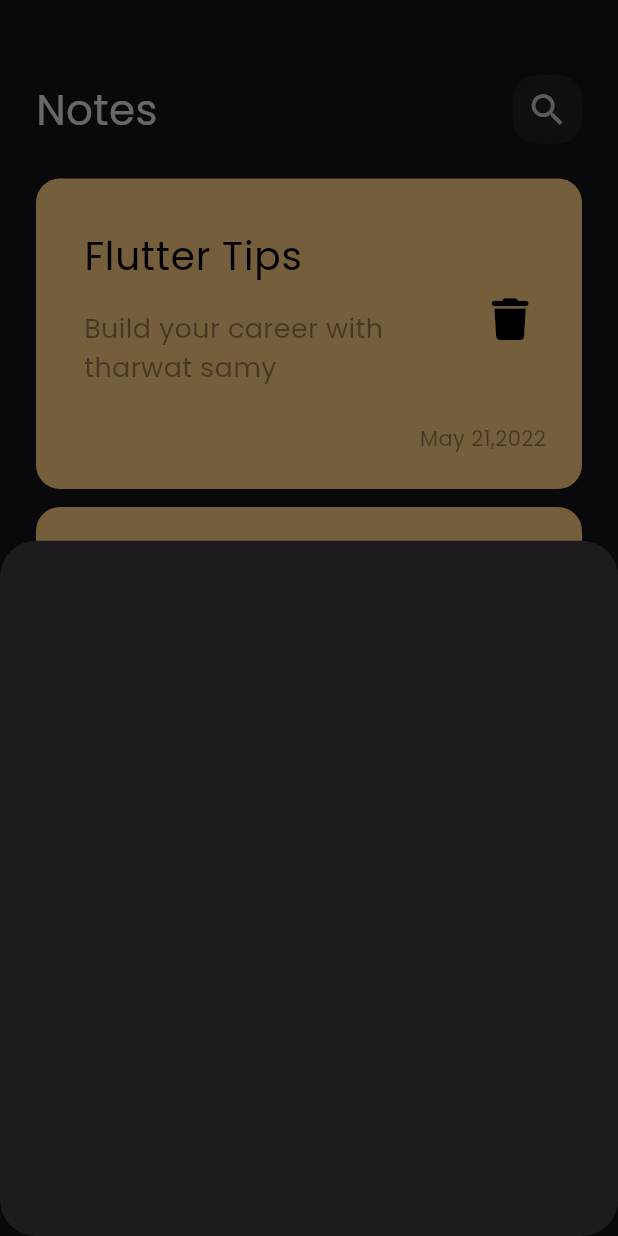
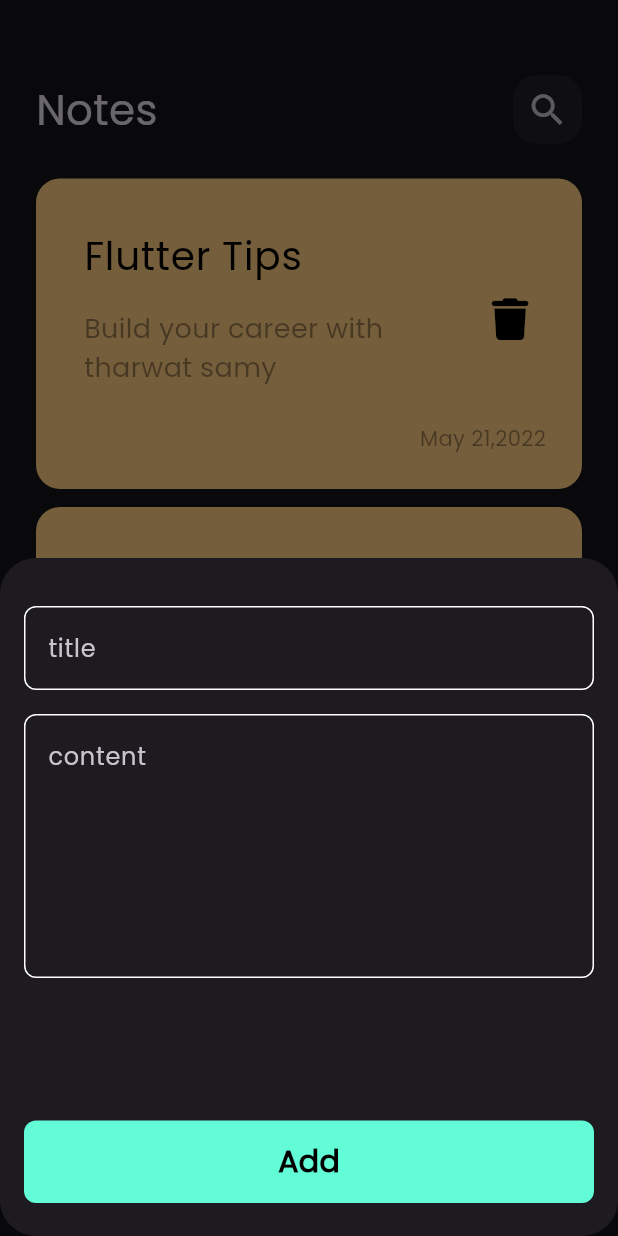
Before and after one commit to amany124/notes_app, a Flutter app: the screen it shows after launch, after a tap on the "add" icon, on a phone screen of 412 x 824 dp. Run offline on Flutter 3.47's test engine with Material 3 defaults, Android fonts, the phone set to English and light mode, and no system bars; our stand-ins replace font_awesome_flutter.

Commit message:
finish bottom sheet

```diff
--- a/lib/main.dart
+++ b/lib/main.dart
@@ -5,7 +5,7 @@ void main() {
   runApp(const notesApp());
 }
 
-class notesApp extends StatelessWidget {
+ class notesApp extends StatelessWidget {
   const notesApp({super.key});
 
   @override
--- /dev/null
+++ b/lib/widgets/constants.dart
@@ -0,0 +1,4 @@
+
+import 'package:flutter/material.dart';
+
+const kPrimaryColor =  Color(0xff62FCD7);
--- /dev/null
+++ b/lib/widgets/custom_button.dart
@@ -0,0 +1,29 @@
+import 'package:flutter/material.dart';
+import 'package:notes_app/widgets/constants.dart';
+
+class customButton extends StatelessWidget {
+  const customButton({super.key});
+
+  @override
+  Widget build(BuildContext context) {
+    return Container(
+      width: MediaQuery.of(context).size.width,
+      height: 55,
+      decoration: BoxDecoration(
+          color: kPrimaryColor,
+          borderRadius: BorderRadius.circular(
+            8,
+          )),
+      child: const Center(
+        child: Text(
+          'Add',
+          style: TextStyle(
+            color: Colors.black,
+            fontWeight: FontWeight.bold,
+            fontSize: 20,
+          ),
+        ),
+      ),
+    );
+  }
+}
--- /dev/null
+++ b/lib/widgets/custom_textfield.dart
@@ -0,0 +1,28 @@
+import 'package:flutter/material.dart';
+import 'package:notes_app/widgets/constants.dart';
+
+class customTextField extends StatelessWidget {
+  const customTextField({super.key, required this.hint, this.maxLines = 1});
+  final String hint;
+  final int maxLines;
+  @override
+  Widget build(BuildContext context) {
+    return TextField(
+      cursorColor: kPrimaryColor,
+      maxLines: maxLines,
+      decoration: InputDecoration(
+        hintText: hint,
+        enabledBorder: OutlineInputBorder(
+            borderRadius: BorderRadius.circular(
+              8,
+            ),
+            borderSide: BorderSide(color: Colors.white)),
+        focusedBorder: OutlineInputBorder(
+            borderRadius: BorderRadius.circular(
+              8,
+            ),
+            borderSide: BorderSide(color: kPrimaryColor)),
+      ),
+    );
+  }
+}
--- a/lib/widgets/note_bottom_sheet_body.dart
+++ b/lib/widgets/note_bottom_sheet_body.dart
@@ -1,12 +1,40 @@
- import 'package:flutter/material.dart';
+import 'package:flutter/material.dart';
+import 'package:notes_app/widgets/custom_button.dart';
+import 'package:notes_app/widgets/custom_textfield.dart';
 
-class noteBootomSheetBody
- extends StatelessWidget {
-  const noteBootomSheetBody
-  ({super.key});
+class noteBootomSheetBody extends StatelessWidget {
+  const noteBootomSheetBody({super.key});
 
   @override
   Widget build(BuildContext context) {
-    return Container();
+    return Padding(
+      padding: const EdgeInsets.symmetric(horizontal: 16),
+      child: SingleChildScrollView(
+        child: Column(
+          children: [
+            SizedBox(
+              height: 32,
+            ),
+            customTextField(
+              hint: 'title',
+            ),
+            SizedBox(
+              height: 16,
+            ),
+            customTextField(
+              hint: 'content',
+              maxLines: 6,
+            ),
+            SizedBox(
+              height: 95,
+            ),
+            customButton(),
+            SizedBox(
+              height: 22,
+            ),
+          ],
+        ),
+      ),
+    );
   }
 }
```
